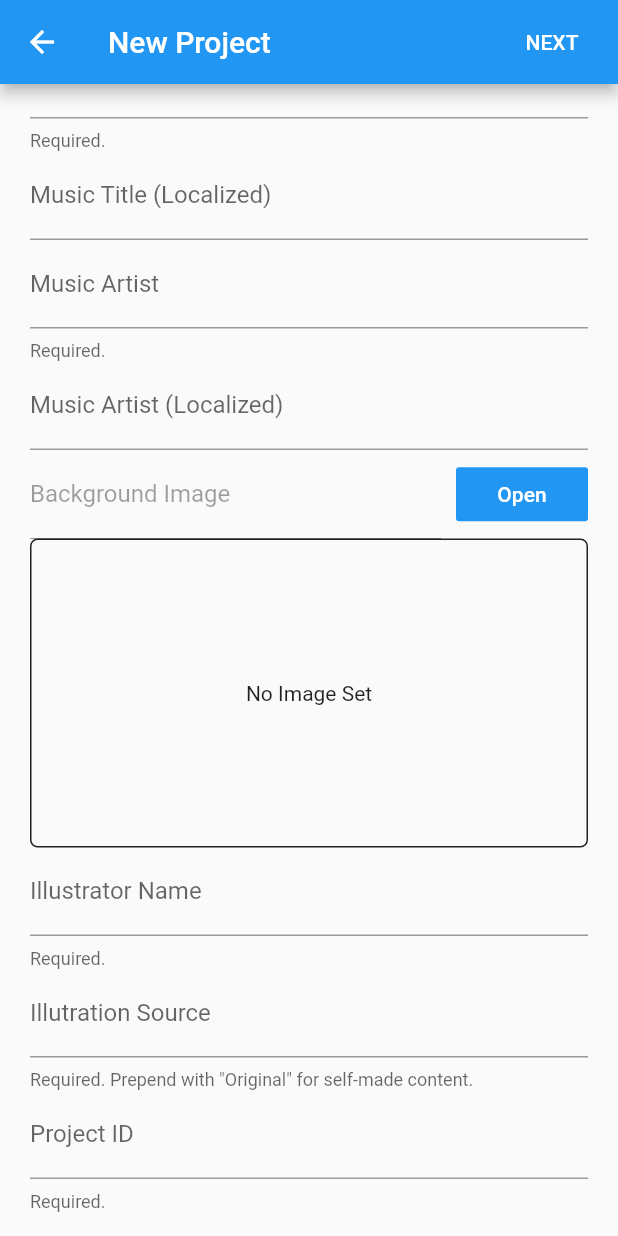
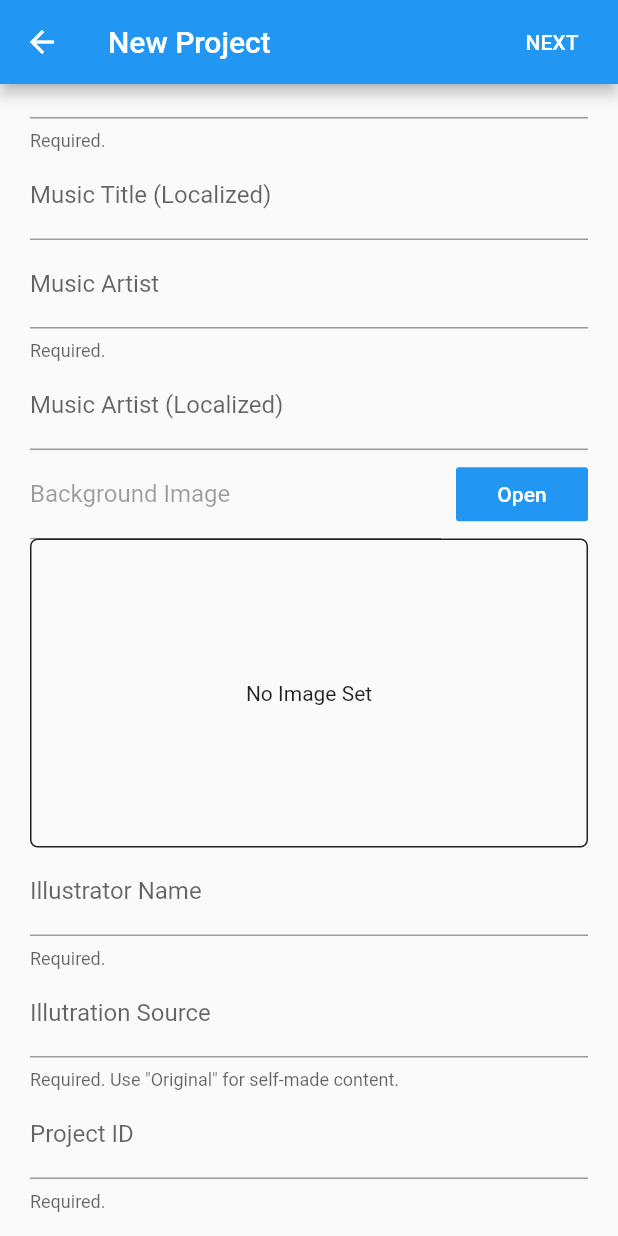
Before and after one commit to TigorLazuardi/cytogenesis, a Flutter app: the CreateNewProjectScreen screen opened by its route, scrolled down 279 dp, on a phone screen of 412 x 824 dp. Run offline on Flutter 3.47's test engine with Material 2 defaults, Android fonts, the phone set to English and light mode, and no system bars; our stand-ins replace community_material_icon, file_picker; missing offline and left inert: universal_html.

Commit message:
renamed helper field

```diff
--- a/lib/screens/create_new.dart
+++ b/lib/screens/create_new.dart
@@ -400,8 +400,7 @@ class _ProjectFormState extends State<_ProjectForm> {
               TextFormField(
                 decoration: InputDecoration(
                   labelText: 'Illutration Source',
-                  helperText:
-                      'Required. Prepend with "Original" for self-made content.',
+                  helperText: 'Required. Use "Original" for self-made content.',
                   hintText: 'URL where the image can be found.',
                   hintStyle: _hintStyle,
                 ),
@@ -411,7 +410,7 @@ class _ProjectFormState extends State<_ProjectForm> {
                     return 'Illustration source cannot be empty';
                   }
                   if (!_urlRegexTest.hasMatch(value)) {
-                    return 'Invalid URL. Prepend with "Original" for self made content.';
+                    return 'Invalid URL. Use "Original" for self made content.';
                   }
                   return null;
                 },
```
